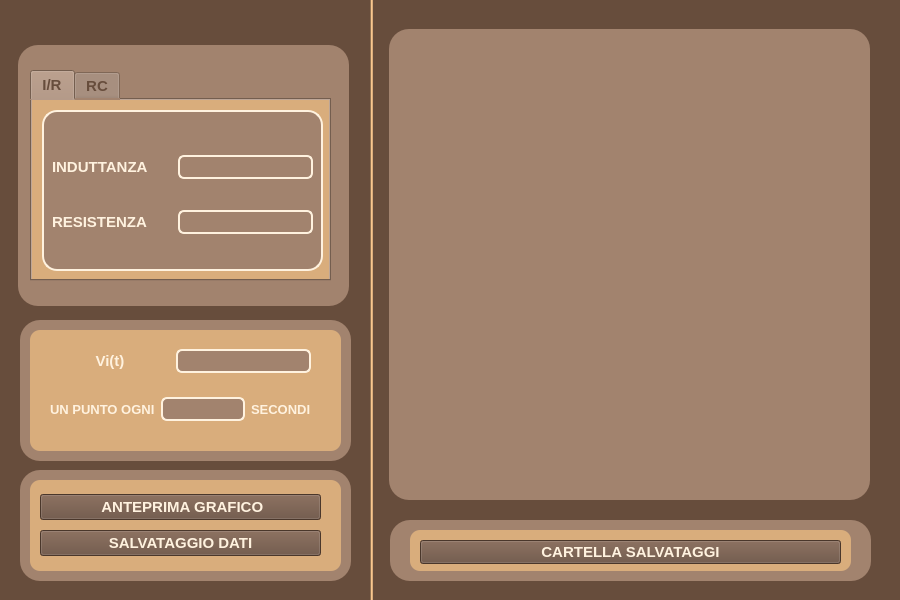
First picture: the form in Calcolo_grafico/form.ui, repository Faverooo/Grafico_flx, before the edit.
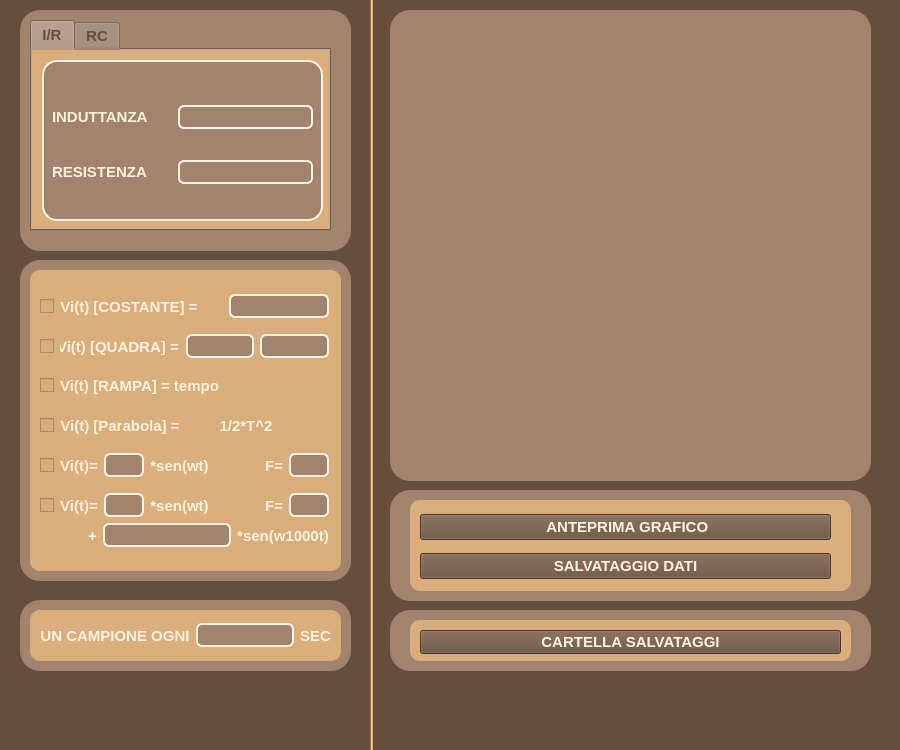
Second picture: the form after the edit. The open tabs and pages were chosen to show the change.

The edit to the form file:
```diff
--- a/Calcolo_grafico/form.ui
+++ b/Calcolo_grafico/form.ui
@@ -7,7 +7,7 @@
     <x>0</x>
     <y>0</y>
     <width>900</width>
-    <height>600</height>
+    <height>750</height>
    </rect>
   </property>
   <property name="windowTitle">
@@ -38,7 +38,7 @@
    <property name="geometry">
     <rect>
      <x>30</x>
-     <y>70</y>
+     <y>20</y>
      <width>301</width>
      <height>211</height>
     </rect>
@@ -54,7 +54,7 @@
     <enum>QTabWidget::Rounded</enum>
    </property>
    <property name="currentIndex">
-    <number>1</number>
+    <number>0</number>
    </property>
    <property name="elideMode">
     <enum>Qt::ElideNone</enum>
@@ -305,9 +305,9 @@
    <property name="geometry">
     <rect>
      <x>-30</x>
-     <y>-10</y>
+     <y>-40</y>
      <width>951</width>
-     <height>651</height>
+     <height>821</height>
     </rect>
    </property>
    <property name="styleSheet">
@@ -320,10 +320,10 @@
   <widget class="QLabel" name="label_11">
    <property name="geometry">
     <rect>
-     <x>18</x>
-     <y>45</y>
+     <x>20</x>
+     <y>10</y>
      <width>331</width>
-     <height>261</height>
+     <height>241</height>
     </rect>
    </property>
    <property name="styleSheet">
@@ -338,9 +338,9 @@
    <property name="geometry">
     <rect>
      <x>20</x>
-     <y>320</y>
+     <y>260</y>
      <width>331</width>
-     <height>141</height>
+     <height>321</height>
     </rect>
    </property>
    <property name="styleSheet">
@@ -355,9 +355,9 @@
    <property name="geometry">
     <rect>
      <x>30</x>
-     <y>330</y>
+     <y>270</y>
      <width>311</width>
-     <height>121</height>
+     <height>301</height>
     </rect>
    </property>
    <property name="styleSheet">
@@ -371,9 +371,9 @@
   <widget class="QLabel" name="label_14">
    <property name="geometry">
     <rect>
-     <x>20</x>
-     <y>470</y>
-     <width>331</width>
+     <x>390</x>
+     <y>490</y>
+     <width>481</width>
      <height>111</height>
     </rect>
    </property>
@@ -388,9 +388,9 @@
   <widget class="QLabel" name="label_15">
    <property name="geometry">
     <rect>
-     <x>30</x>
-     <y>480</y>
-     <width>311</width>
+     <x>410</x>
+     <y>500</y>
+     <width>441</width>
      <height>91</height>
     </rect>
    </property>
@@ -405,10 +405,10 @@
   <widget class="QWidget" name="verticalLayoutWidget_3">
    <property name="geometry">
     <rect>
-     <x>40</x>
-     <y>490</y>
-     <width>281</width>
-     <height>71</height>
+     <x>420</x>
+     <y>507</y>
+     <width>411</width>
+     <height>81</height>
     </rect>
    </property>
    <layout class="QVBoxLayout" name="verticalLayout_3">
@@ -439,7 +439,7 @@
    <property name="geometry">
     <rect>
      <x>390</x>
-     <y>520</y>
+     <y>610</y>
      <width>481</width>
      <height>61</height>
     </rect>
@@ -456,7 +456,7 @@
    <property name="geometry">
     <rect>
      <x>410</x>
-     <y>530</y>
+     <y>620</y>
      <width>441</width>
      <height>41</height>
     </rect>
@@ -473,7 +473,7 @@
    <property name="geometry">
     <rect>
      <x>420</x>
-     <y>540</y>
+     <y>630</y>
      <width>421</width>
      <height>24</height>
     </rect>
@@ -488,8 +488,8 @@
   <widget class="QFrame" name="frame">
    <property name="geometry">
     <rect>
-     <x>389</x>
-     <y>29</y>
+     <x>390</x>
+     <y>10</y>
      <width>481</width>
      <height>471</height>
     </rect>
@@ -505,90 +505,745 @@
     <enum>QFrame::Raised</enum>
    </property>
   </widget>
-  <widget class="QWidget" name="verticalLayoutWidget_4">
+  <widget class="QLabel" name="label_32">
    <property name="geometry">
     <rect>
-     <x>50</x>
-     <y>349</y>
-     <width>261</width>
-     <height>91</height>
+     <x>20</x>
+     <y>600</y>
+     <width>331</width>
+     <height>71</height>
     </rect>
    </property>
-   <layout class="QVBoxLayout" name="verticalLayout_4">
+   <property name="styleSheet">
+    <string notr="true">background-color: rgb(162, 131, 110);
+border-radius: 20px;</string>
+   </property>
+   <property name="text">
+    <string/>
+   </property>
+  </widget>
+  <widget class="QLabel" name="label_33">
+   <property name="geometry">
+    <rect>
+     <x>30</x>
+     <y>610</y>
+     <width>311</width>
+     <height>51</height>
+    </rect>
+   </property>
+   <property name="styleSheet">
+    <string notr="true">background-color: #d9ad7c;
+border-radius: 10px</string>
+   </property>
+   <property name="text">
+    <string/>
+   </property>
+  </widget>
+  <widget class="QWidget" name="horizontalLayoutWidget">
+   <property name="geometry">
+    <rect>
+     <x>40</x>
+     <y>620</y>
+     <width>291</width>
+     <height>31</height>
+    </rect>
+   </property>
+   <layout class="QHBoxLayout" name="horizontalLayout_6">
     <item>
-     <layout class="QHBoxLayout" name="horizontalLayout_5">
-      <item>
-       <widget class="QLabel" name="label_5">
-        <property name="minimumSize">
-         <size>
-          <width>120</width>
-          <height>0</height>
-         </size>
-        </property>
-        <property name="layoutDirection">
-         <enum>Qt::LeftToRight</enum>
-        </property>
-        <property name="autoFillBackground">
-         <bool>false</bool>
-        </property>
-        <property name="styleSheet">
-         <string notr="true">background-color: #d9ad7c;</string>
-        </property>
-        <property name="text">
-         <string>Vi(t)</string>
-        </property>
-        <property name="alignment">
-         <set>Qt::AlignCenter</set>
-        </property>
-       </widget>
-      </item>
-      <item>
-       <widget class="QLineEdit" name="Vi">
-        <property name="styleSheet">
-         <string notr="true">border: 2px solid #fff2df;
+     <widget class="QLabel" name="label_34">
+      <property name="minimumSize">
+       <size>
+        <width>0</width>
+        <height>0</height>
+       </size>
+      </property>
+      <property name="layoutDirection">
+       <enum>Qt::LeftToRight</enum>
+      </property>
+      <property name="autoFillBackground">
+       <bool>false</bool>
+      </property>
+      <property name="styleSheet">
+       <string notr="true">background-color: #d9ad7c;</string>
+      </property>
+      <property name="text">
+       <string>UN CAMPIONE OGNI</string>
+      </property>
+      <property name="alignment">
+       <set>Qt::AlignCenter</set>
+      </property>
+     </widget>
+    </item>
+    <item>
+     <widget class="QLineEdit" name="tempo_ripetizioni">
+      <property name="styleSheet">
+       <string notr="true">border: 2px solid #fff2df;
 background-color: rgb(162, 131, 110);
 border-radius:6px;</string>
-        </property>
-       </widget>
-      </item>
-     </layout>
+      </property>
+     </widget>
     </item>
     <item>
-     <layout class="QHBoxLayout" name="horizontalLayout_6">
-      <item>
-       <widget class="QLabel" name="label_18">
-        <property name="styleSheet">
-         <string notr="true">font-size: 13px;</string>
-        </property>
-        <property name="text">
-         <string>UN PUNTO OGNI</string>
-        </property>
-       </widget>
-      </item>
-      <item>
-       <widget class="QLineEdit" name="tempo_ripetizioni">
-        <property name="styleSheet">
-         <string notr="true">border: 2px solid #fff2df;
+     <widget class="QLabel" name="label_35">
+      <property name="minimumSize">
+       <size>
+        <width>0</width>
+        <height>0</height>
+       </size>
+      </property>
+      <property name="layoutDirection">
+       <enum>Qt::LeftToRight</enum>
+      </property>
+      <property name="autoFillBackground">
+       <bool>false</bool>
+      </property>
+      <property name="styleSheet">
+       <string notr="true">background-color: #d9ad7c;</string>
+      </property>
+      <property name="text">
+       <string>SEC</string>
+      </property>
+      <property name="alignment">
+       <set>Qt::AlignCenter</set>
+      </property>
+     </widget>
+    </item>
+   </layout>
+  </widget>
+  <widget class="QWidget" name="layoutWidget">
+   <property name="geometry">
+    <rect>
+     <x>40</x>
+     <y>330</y>
+     <width>289</width>
+     <height>33</height>
+    </rect>
+   </property>
+   <layout class="QHBoxLayout" name="horizontalLayout_7">
+    <item>
+     <widget class="QCheckBox" name="box_qiadra">
+      <property name="text">
+       <string/>
+      </property>
+     </widget>
+    </item>
+    <item>
+     <widget class="QLabel" name="label_20">
+      <property name="minimumSize">
+       <size>
+        <width>120</width>
+        <height>0</height>
+       </size>
+      </property>
+      <property name="layoutDirection">
+       <enum>Qt::LeftToRight</enum>
+      </property>
+      <property name="autoFillBackground">
+       <bool>false</bool>
+      </property>
+      <property name="styleSheet">
+       <string notr="true">background-color: #d9ad7c;</string>
+      </property>
+      <property name="text">
+       <string>Vi(t) [QUADRA] = </string>
+      </property>
+      <property name="alignment">
+       <set>Qt::AlignCenter</set>
+      </property>
+     </widget>
+    </item>
+    <item>
+     <widget class="QLineEdit" name="Vi_quad1">
+      <property name="styleSheet">
+       <string notr="true">border: 2px solid #fff2df;
 background-color: rgb(162, 131, 110);
 border-radius:6px;</string>
-        </property>
-       </widget>
-      </item>
-      <item>
-       <widget class="QLabel" name="label_19">
-        <property name="styleSheet">
-         <string notr="true">font-size: 13px;</string>
-        </property>
-        <property name="text">
-         <string>SECONDI</string>
-        </property>
-       </widget>
-      </item>
-     </layout>
+      </property>
+     </widget>
+    </item>
+    <item>
+     <widget class="QLineEdit" name="Vi_quad2">
+      <property name="styleSheet">
+       <string notr="true">border: 2px solid #fff2df;
+background-color: rgb(162, 131, 110);
+border-radius:6px;</string>
+      </property>
+     </widget>
+    </item>
+   </layout>
+  </widget>
+  <widget class="QWidget" name="layoutWidget_2">
+   <property name="geometry">
+    <rect>
+     <x>40</x>
+     <y>370</y>
+     <width>289</width>
+     <height>31</height>
+    </rect>
+   </property>
+   <layout class="QHBoxLayout" name="horizontalLayout_8">
+    <item>
+     <widget class="QCheckBox" name="box_rampa">
+      <property name="text">
+       <string/>
+      </property>
+     </widget>
+    </item>
+    <item>
+     <widget class="QLabel" name="label_21">
+      <property name="minimumSize">
+       <size>
+        <width>120</width>
+        <height>0</height>
+       </size>
+      </property>
+      <property name="layoutDirection">
+       <enum>Qt::LeftToRight</enum>
+      </property>
+      <property name="autoFillBackground">
+       <bool>false</bool>
+      </property>
+      <property name="styleSheet">
+       <string notr="true">background-color: #d9ad7c;</string>
+      </property>
+      <property name="text">
+       <string>Vi(t) [RAMPA] = tempo</string>
+      </property>
+      <property name="alignment">
+       <set>Qt::AlignCenter</set>
+      </property>
+     </widget>
+    </item>
+    <item>
+     <spacer name="horizontalSpacer">
+      <property name="orientation">
+       <enum>Qt::Horizontal</enum>
+      </property>
+      <property name="sizeHint" stdset="0">
+       <size>
+        <width>30</width>
+        <height>20</height>
+       </size>
+      </property>
+     </spacer>
+    </item>
+   </layout>
+  </widget>
+  <widget class="QWidget" name="layoutWidget_3">
+   <property name="geometry">
+    <rect>
+     <x>40</x>
+     <y>410</y>
+     <width>289</width>
+     <height>31</height>
+    </rect>
+   </property>
+   <layout class="QHBoxLayout" name="horizontalLayout_9">
+    <item>
+     <widget class="QCheckBox" name="box_parabola">
+      <property name="text">
+       <string/>
+      </property>
+     </widget>
+    </item>
+    <item>
+     <widget class="QLabel" name="label_22">
+      <property name="minimumSize">
+       <size>
+        <width>120</width>
+        <height>0</height>
+       </size>
+      </property>
+      <property name="layoutDirection">
+       <enum>Qt::LeftToRight</enum>
+      </property>
+      <property name="autoFillBackground">
+       <bool>false</bool>
+      </property>
+      <property name="styleSheet">
+       <string notr="true">background-color: #d9ad7c;</string>
+      </property>
+      <property name="text">
+       <string>Vi(t) [Parabola] =</string>
+      </property>
+      <property name="alignment">
+       <set>Qt::AlignCenter</set>
+      </property>
+     </widget>
+    </item>
+    <item>
+     <widget class="QLabel" name="label_24">
+      <property name="minimumSize">
+       <size>
+        <width>120</width>
+        <height>0</height>
+       </size>
+      </property>
+      <property name="layoutDirection">
+       <enum>Qt::LeftToRight</enum>
+      </property>
+      <property name="autoFillBackground">
+       <bool>false</bool>
+      </property>
+      <property name="styleSheet">
+       <string notr="true">background-color: #d9ad7c;</string>
+      </property>
+      <property name="text">
+       <string>1/2*T^2</string>
+      </property>
+      <property name="alignment">
+       <set>Qt::AlignCenter</set>
+      </property>
+     </widget>
+    </item>
+    <item>
+     <spacer name="horizontalSpacer_6">
+      <property name="orientation">
+       <enum>Qt::Horizontal</enum>
+      </property>
+      <property name="sizeHint" stdset="0">
+       <size>
+        <width>40</width>
+        <height>20</height>
+       </size>
+      </property>
+     </spacer>
+    </item>
+   </layout>
+  </widget>
+  <widget class="QWidget" name="layoutWidget_4">
+   <property name="geometry">
+    <rect>
+     <x>40</x>
+     <y>450</y>
+     <width>289</width>
+     <height>31</height>
+    </rect>
+   </property>
+   <layout class="QHBoxLayout" name="horizontalLayout_11">
+    <item>
+     <widget class="QCheckBox" name="box_sinusoide">
+      <property name="text">
+       <string/>
+      </property>
+     </widget>
+    </item>
+    <item>
+     <widget class="QLabel" name="label_23">
+      <property name="minimumSize">
+       <size>
+        <width>0</width>
+        <height>0</height>
+       </size>
+      </property>
+      <property name="layoutDirection">
+       <enum>Qt::LeftToRight</enum>
+      </property>
+      <property name="autoFillBackground">
+       <bool>false</bool>
+      </property>
+      <property name="styleSheet">
+       <string notr="true">background-color: #d9ad7c;</string>
+      </property>
+      <property name="text">
+       <string>Vi(t)=</string>
+      </property>
+      <property name="alignment">
+       <set>Qt::AlignCenter</set>
+      </property>
+     </widget>
+    </item>
+    <item>
+     <widget class="QLineEdit" name="const_sinusoide_1">
+      <property name="maximumSize">
+       <size>
+        <width>40</width>
+        <height>16777215</height>
+       </size>
+      </property>
+      <property name="styleSheet">
+       <string notr="true">border: 2px solid #fff2df;
+background-color: rgb(162, 131, 110);
+border-radius:6px;</string>
+      </property>
+     </widget>
+    </item>
+    <item>
+     <widget class="QLabel" name="label_25">
+      <property name="minimumSize">
+       <size>
+        <width>0</width>
+        <height>0</height>
+       </size>
+      </property>
+      <property name="layoutDirection">
+       <enum>Qt::LeftToRight</enum>
+      </property>
+      <property name="autoFillBackground">
+       <bool>false</bool>
+      </property>
+      <property name="styleSheet">
+       <string notr="true">background-color: #d9ad7c;</string>
+      </property>
+      <property name="text">
+       <string>*sen(wt)</string>
+      </property>
+      <property name="alignment">
+       <set>Qt::AlignCenter</set>
+      </property>
+     </widget>
+    </item>
+    <item>
+     <spacer name="horizontalSpacer_3">
+      <property name="orientation">
+       <enum>Qt::Horizontal</enum>
+      </property>
+      <property name="sizeHint" stdset="0">
+       <size>
+        <width>20</width>
+        <height>20</height>
+       </size>
+      </property>
+     </spacer>
+    </item>
+    <item>
+     <widget class="QLabel" name="label_26">
+      <property name="minimumSize">
+       <size>
+        <width>0</width>
+        <height>0</height>
+       </size>
+      </property>
+      <property name="layoutDirection">
+       <enum>Qt::LeftToRight</enum>
+      </property>
+      <property name="autoFillBackground">
+       <bool>false</bool>
+      </property>
+      <property name="styleSheet">
+       <string notr="true">background-color: #d9ad7c;</string>
+      </property>
+      <property name="text">
+       <string>F=</string>
+      </property>
+      <property name="alignment">
+       <set>Qt::AlignCenter</set>
+      </property>
+     </widget>
+    </item>
+    <item>
+     <widget class="QLineEdit" name="omega_1">
+      <property name="maximumSize">
+       <size>
+        <width>40</width>
+        <height>16777215</height>
+       </size>
+      </property>
+      <property name="styleSheet">
+       <string notr="true">border: 2px solid #fff2df;
+background-color: rgb(162, 131, 110);
+border-radius:6px;</string>
+      </property>
+     </widget>
+    </item>
+   </layout>
+  </widget>
+  <widget class="QWidget" name="layoutWidget_5">
+   <property name="geometry">
+    <rect>
+     <x>40</x>
+     <y>490</y>
+     <width>289</width>
+     <height>31</height>
+    </rect>
+   </property>
+   <layout class="QHBoxLayout" name="horizontalLayout_12">
+    <item>
+     <widget class="QCheckBox" name="box_sinusoide_2">
+      <property name="text">
+       <string/>
+      </property>
+     </widget>
+    </item>
+    <item>
+     <widget class="QLabel" name="label_27">
+      <property name="minimumSize">
+       <size>
+        <width>0</width>
+        <height>0</height>
+       </size>
+      </property>
+      <property name="layoutDirection">
+       <enum>Qt::LeftToRight</enum>
+      </property>
+      <property name="autoFillBackground">
+       <bool>false</bool>
+      </property>
+      <property name="styleSheet">
+       <string notr="true">background-color: #d9ad7c;</string>
+      </property>
+      <property name="text">
+       <string>Vi(t)=</string>
+      </property>
+      <property name="alignment">
+       <set>Qt::AlignCenter</set>
+      </property>
+     </widget>
+    </item>
+    <item>
+     <widget class="QLineEdit" name="const_sinusoide_2">
+      <property name="maximumSize">
+       <size>
+        <width>40</width>
+        <height>16777215</height>
+       </size>
+      </property>
+      <property name="styleSheet">
+       <string notr="true">border: 2px solid #fff2df;
+background-color: rgb(162, 131, 110);
+border-radius:6px;</string>
+      </property>
+     </widget>
+    </item>
+    <item>
+     <widget class="QLabel" name="label_28">
+      <property name="minimumSize">
+       <size>
+        <width>0</width>
+        <height>0</height>
+       </size>
+      </property>
+      <property name="layoutDirection">
+       <enum>Qt::LeftToRight</enum>
+      </property>
+      <property name="autoFillBackground">
+       <bool>false</bool>
+      </property>
+      <property name="styleSheet">
+       <string notr="true">background-color: #d9ad7c;</string>
+      </property>
+      <property name="text">
+       <string>*sen(wt)</string>
+      </property>
+      <property name="alignment">
+       <set>Qt::AlignCenter</set>
+      </property>
+     </widget>
+    </item>
+    <item>
+     <spacer name="horizontalSpacer_4">
+      <property name="orientation">
+       <enum>Qt::Horizontal</enum>
+      </property>
+      <property name="sizeHint" stdset="0">
+       <size>
+        <width>40</width>
+        <height>20</height>
+       </size>
+      </property>
+     </spacer>
+    </item>
+    <item>
+     <widget class="QLabel" name="label_29">
+      <property name="minimumSize">
+       <size>
+        <width>0</width>
+        <height>0</height>
+       </size>
+      </property>
+      <property name="layoutDirection">
+       <enum>Qt::LeftToRight</enum>
+      </property>
+      <property name="autoFillBackground">
+       <bool>false</bool>
+      </property>
+      <property name="styleSheet">
+       <string notr="true">background-color: #d9ad7c;</string>
+      </property>
+      <property name="text">
+       <string>F=</string>
+      </property>
+      <property name="alignment">
+       <set>Qt::AlignCenter</set>
+      </property>
+     </widget>
+    </item>
+    <item>
+     <widget class="QLineEdit" name="omega_2">
+      <property name="maximumSize">
+       <size>
+        <width>40</width>
+        <height>16777215</height>
+       </size>
+      </property>
+      <property name="styleSheet">
+       <string notr="true">border: 2px solid #fff2df;
+background-color: rgb(162, 131, 110);
+border-radius:6px;</string>
+      </property>
+     </widget>
+    </item>
+   </layout>
+  </widget>
+  <widget class="QWidget" name="layoutWidget_6">
+   <property name="geometry">
+    <rect>
+     <x>40</x>
+     <y>520</y>
+     <width>289</width>
+     <height>31</height>
+    </rect>
+   </property>
+   <layout class="QHBoxLayout" name="horizontalLayout_13">
+    <item>
+     <spacer name="horizontalSpacer_2">
+      <property name="orientation">
+       <enum>Qt::Horizontal</enum>
+      </property>
+      <property name="sizeHint" stdset="0">
+       <size>
+        <width>65</width>
+        <height>20</height>
+       </size>
+      </property>
+     </spacer>
+    </item>
+    <item>
+     <widget class="QLabel" name="label_30">
+      <property name="minimumSize">
+       <size>
+        <width>0</width>
+        <height>0</height>
+       </size>
+      </property>
+      <property name="layoutDirection">
+       <enum>Qt::LeftToRight</enum>
+      </property>
+      <property name="autoFillBackground">
+       <bool>false</bool>
+      </property>
+      <property name="styleSheet">
+       <string notr="true">background-color: #d9ad7c;</string>
+      </property>
+      <property name="text">
+       <string>+</string>
+      </property>
+      <property name="alignment">
+       <set>Qt::AlignCenter</set>
+      </property>
+     </widget>
+    </item>
+    <item>
+     <widget class="QLineEdit" name="disturbo">
+      <property name="styleSheet">
+       <string notr="true">border: 2px solid #fff2df;
+background-color: rgb(162, 131, 110);
+border-radius:6px;</string>
+      </property>
+     </widget>
+    </item>
+    <item>
+     <widget class="QLabel" name="label_31">
+      <property name="minimumSize">
+       <size>
+        <width>0</width>
+        <height>0</height>
+       </size>
+      </property>
+      <property name="layoutDirection">
+       <enum>Qt::LeftToRight</enum>
+      </property>
+      <property name="autoFillBackground">
+       <bool>false</bool>
+      </property>
+      <property name="styleSheet">
+       <string notr="true">background-color: #d9ad7c;</string>
+      </property>
+      <property name="text">
+       <string>*sen(w1000t)</string>
+      </property>
+      <property name="alignment">
+       <set>Qt::AlignCenter</set>
+      </property>
+     </widget>
+    </item>
+   </layout>
+  </widget>
+  <widget class="QWidget" name="layoutWidget_7">
+   <property name="geometry">
+    <rect>
+     <x>40</x>
+     <y>290</y>
+     <width>289</width>
+     <height>33</height>
+    </rect>
+   </property>
+   <layout class="QHBoxLayout" name="horizontalLayout_14">
+    <item>
+     <widget class="QCheckBox" name="box_costante">
+      <property name="text">
+       <string/>
+      </property>
+     </widget>
+    </item>
+    <item>
+     <widget class="QLabel" name="label_36">
+      <property name="minimumSize">
+       <size>
+        <width>120</width>
+        <height>0</height>
+       </size>
+      </property>
+      <property name="layoutDirection">
+       <enum>Qt::LeftToRight</enum>
+      </property>
+      <property name="autoFillBackground">
+       <bool>false</bool>
+      </property>
+      <property name="styleSheet">
+       <string notr="true">background-color: #d9ad7c;</string>
+      </property>
+      <property name="text">
+       <string>Vi(t) [COSTANTE] =</string>
+      </property>
+      <property name="alignment">
+       <set>Qt::AlignCenter</set>
+      </property>
+     </widget>
+    </item>
+    <item>
+     <spacer name="horizontalSpacer_5">
+      <property name="orientation">
+       <enum>Qt::Horizontal</enum>
+      </property>
+      <property name="sizeHint" stdset="0">
+       <size>
+        <width>20</width>
+        <height>20</height>
+       </size>
+      </property>
+     </spacer>
+    </item>
+    <item>
+     <widget class="QLineEdit" name="Vi_const">
+      <property name="maximumSize">
+       <size>
+        <width>100</width>
+        <height>16777215</height>
+       </size>
+      </property>
+      <property name="styleSheet">
+       <string notr="true">border: 2px solid #fff2df;
+background-color: rgb(162, 131, 110);
+border-radius:6px;</string>
+      </property>
+     </widget>
     </item>
    </layout>
   </widget>
   <zorder>label_6</zorder>
+  <zorder>label_32</zorder>
+  <zorder>label_33</zorder>
   <zorder>label_12</zorder>
   <zorder>label_13</zorder>
   <zorder>label_11</zorder>
@@ -601,7 +1256,14 @@
   <zorder>label_17</zorder>
   <zorder>cartellaSalvataggi</zorder>
   <zorder>frame</zorder>
-  <zorder>verticalLayoutWidget_4</zorder>
+  <zorder>horizontalLayoutWidget</zorder>
+  <zorder>layoutWidget</zorder>
+  <zorder>layoutWidget_2</zorder>
+  <zorder>layoutWidget_3</zorder>
+  <zorder>layoutWidget_4</zorder>
+  <zorder>layoutWidget_5</zorder>
+  <zorder>layoutWidget_6</zorder>
+  <zorder>layoutWidget_7</zorder>
  </widget>
  <resources/>
  <connections/>
```
